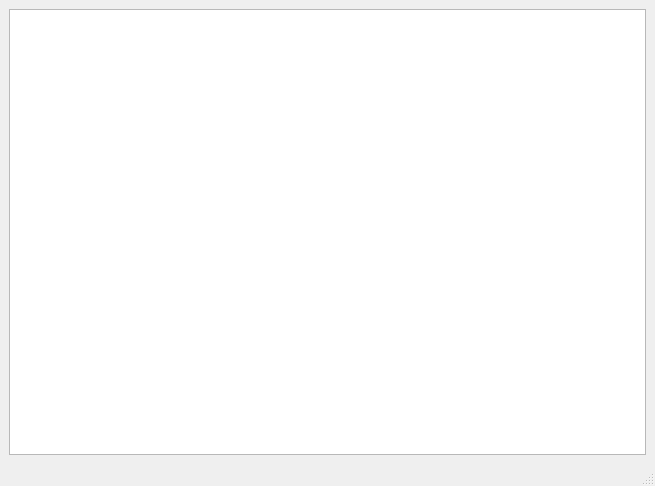
matcom/simspider, file Gui/GraphViewer.ui: the form before one commit.
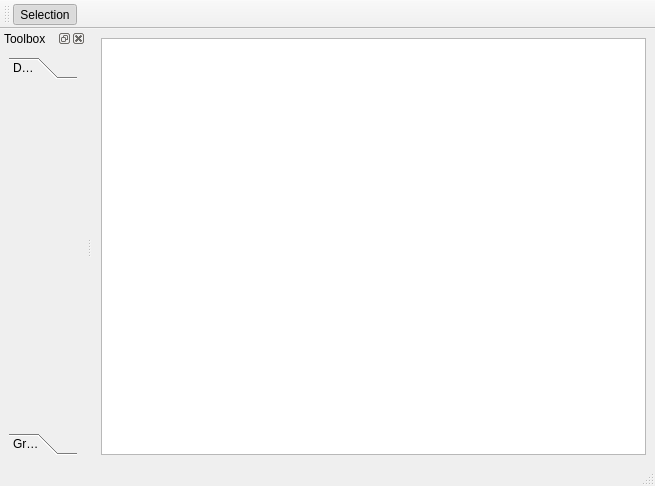
The form after the commit. Icons and pictures are not drawn.

Commit message: Construyendo el grafo en GraphViewer.py

The edit to the form file:
```diff
--- a/Gui/GraphViewer.ui
+++ b/Gui/GraphViewer.ui
@@ -31,6 +31,78 @@
    </property>
   </widget>
   <widget class="QStatusBar" name="statusbar"/>
+  <widget class="QDockWidget" name="toolbox">
+   <property name="windowTitle">
+    <string>Toolbox</string>
+   </property>
+   <attribute name="dockWidgetArea">
+    <number>1</number>
+   </attribute>
+   <widget class="QWidget" name="dockWidgetContents">
+    <layout class="QHBoxLayout" name="horizontalLayout">
+     <item>
+      <widget class="QToolBox" name="toolBox">
+       <property name="currentIndex">
+        <number>0</number>
+       </property>
+       <widget class="QWidget" name="pageDesign">
+        <property name="geometry">
+         <rect>
+          <x>0</x>
+          <y>0</y>
+          <width>145</width>
+          <height>317</height>
+         </rect>
+        </property>
+        <attribute name="label">
+         <string>Design</string>
+        </attribute>
+       </widget>
+       <widget class="QWidget" name="pageGraphs">
+        <property name="geometry">
+         <rect>
+          <x>0</x>
+          <y>0</y>
+          <width>145</width>
+          <height>317</height>
+         </rect>
+        </property>
+        <attribute name="label">
+         <string>Graphs</string>
+        </attribute>
+       </widget>
+      </widget>
+     </item>
+    </layout>
+   </widget>
+  </widget>
+  <widget class="QToolBar" name="toolBar">
+   <property name="windowTitle">
+    <string>toolBar</string>
+   </property>
+   <attribute name="toolBarArea">
+    <enum>TopToolBarArea</enum>
+   </attribute>
+   <attribute name="toolBarBreak">
+    <bool>false</bool>
+   </attribute>
+   <addaction name="actionSelection"/>
+  </widget>
+  <action name="actionSelection">
+   <property name="checkable">
+    <bool>true</bool>
+   </property>
+   <property name="checked">
+    <bool>true</bool>
+   </property>
+   <property name="icon">
+    <iconset>
+     <normaloff>Resources/Arrow.png</normaloff>Resources/Arrow.png</iconset>
+   </property>
+   <property name="text">
+    <string>Selection</string>
+   </property>
+  </action>
  </widget>
  <resources/>
  <connections/>
```
Left out of the diff: 18 changed lines with no effect on the pictures. The commit also changes 21 other files.
